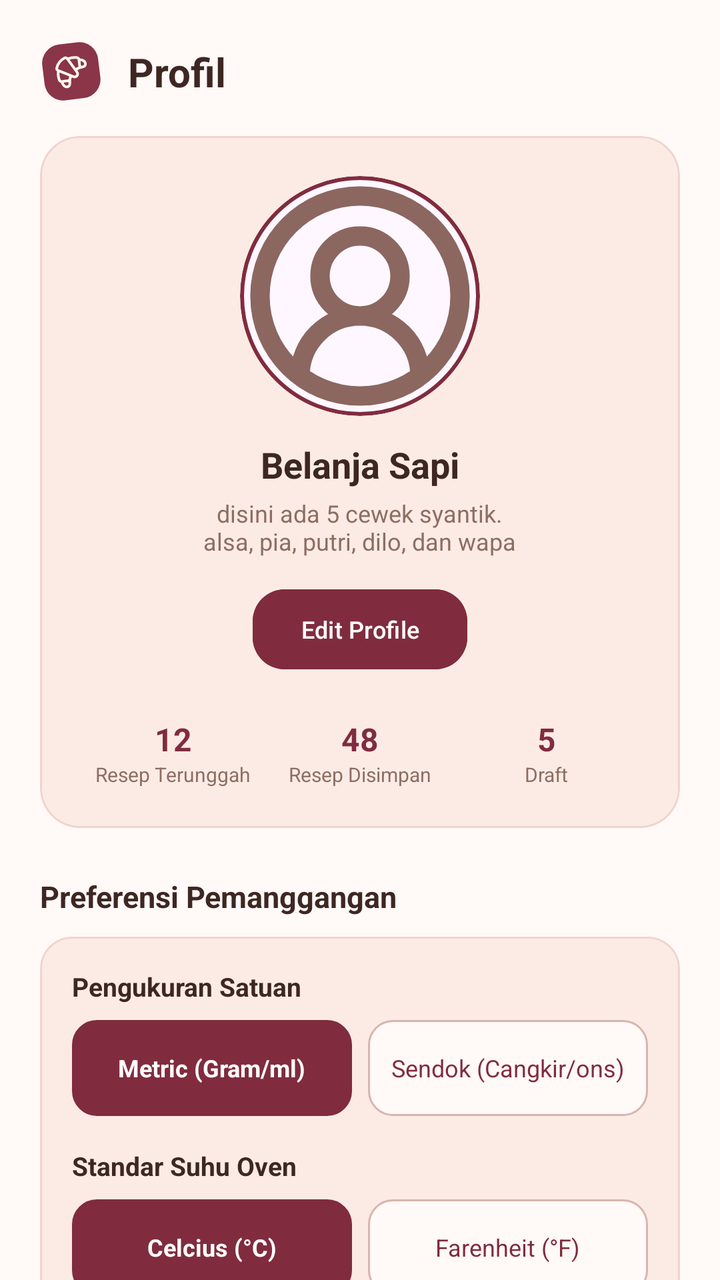
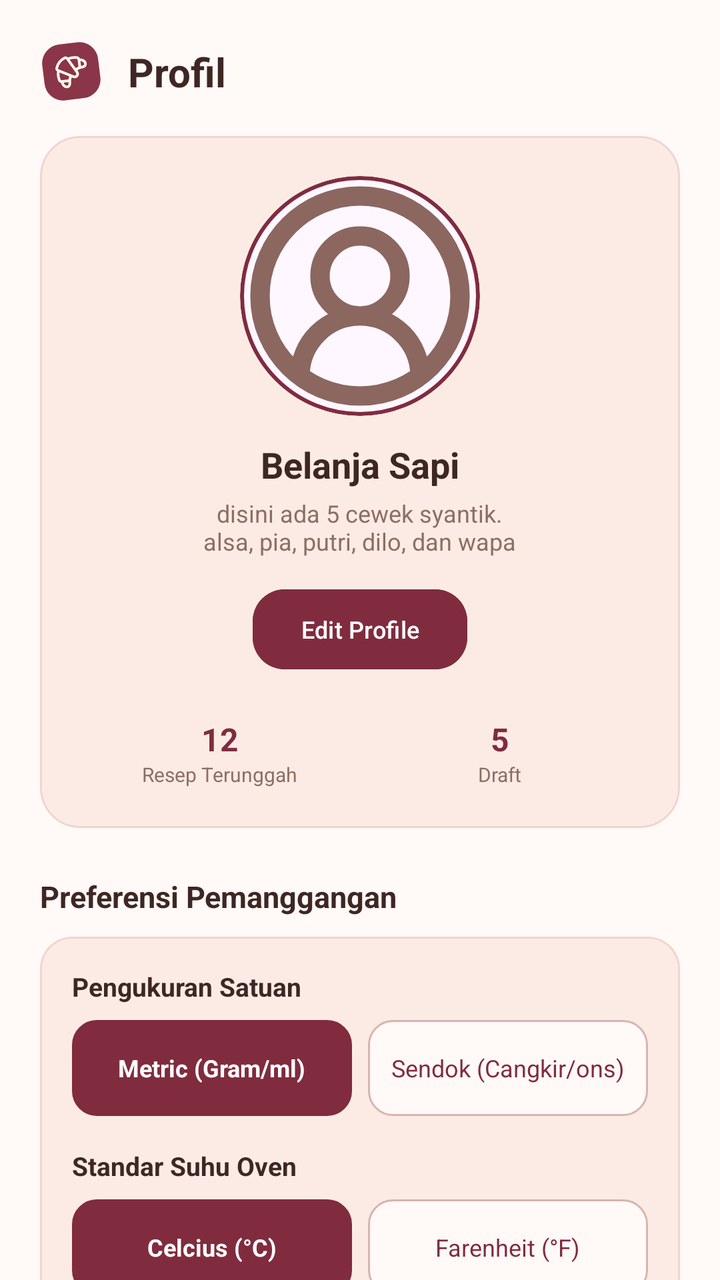

An Android layout rendered at two revisions. The XML below is the earlier revision; the diff shows what the commit changed to produce the second picture.
<!-- AndroidManifest.xml: application theme Theme.Bakerys -->
<!-- res/layout/fragment_profil.xml -->
<?xml version="1.0" encoding="utf-8"?>
<androidx.core.widget.NestedScrollView
    xmlns:android="http://schemas.android.com/apk/res/android"
    xmlns:app="http://schemas.android.com/apk/res-auto"
    android:layout_width="match_parent"
    android:layout_height="match_parent"
    android:background="#FFF9F8"
    android:fillViewport="true">

    <LinearLayout
        android:layout_width="match_parent"
        android:layout_height="wrap_content"
        android:orientation="vertical"
        android:padding="20dp"
        android:paddingBottom="40dp">

        
        <LinearLayout
            android:layout_width="match_parent"
            android:layout_height="wrap_content"
            android:gravity="center_vertical"
            android:layout_marginBottom="16dp">

            <ImageView
                android:layout_width="32dp"
                android:layout_height="32dp"
                android:src="@drawable/bakery_mark"
                android:contentDescription="Logo Bakerys" />

            <TextView
                android:layout_width="wrap_content"
                android:layout_height="wrap_content"
                android:layout_marginStart="12dp"
                android:text="Profil"
                android:textColor="#3E2723"
                android:textSize="20sp"
                android:textStyle="bold" />
        </LinearLayout>

        
        <com.google.android.material.card.MaterialCardView
            android:layout_width="match_parent"
            android:layout_height="wrap_content"
            app:cardBackgroundColor="#FCEBE5"
            app:cardCornerRadius="20dp"
            app:cardElevation="0dp"
            app:strokeColor="#EED5CE"
            app:strokeWidth="1dp">

            <LinearLayout
                android:layout_width="match_parent"
                android:layout_height="wrap_content"
                android:gravity="center_horizontal"
                android:orientation="vertical"
                android:padding="20dp">

                
                <com.google.android.material.card.MaterialCardView
                    android:layout_width="120dp"
                    android:layout_height="120dp"
                    android:layout_gravity="center"
                    app:cardCornerRadius="60dp"
                    app:cardElevation="0dp"
                    app:strokeColor="#802C3E"
                    app:strokeWidth="2dp">

                    <ImageView
                        android:id="@+id/ivFotoProfil"
                        android:layout_width="match_parent"
                        android:layout_height="match_parent"
                        android:scaleType="centerCrop"
                        android:src="@drawable/circle_user_round"
                        android:contentDescription="Foto Profil" />
                </com.google.android.material.card.MaterialCardView>

                
                <TextView
                    android:id="@+id/tvNamaUser"
                    android:layout_width="wrap_content"
                    android:layout_height="wrap_content"
                    android:layout_marginTop="12dp"
                    android:text="Belanja Sapi"
                    android:textColor="#3E2723"
                    android:textSize="18sp"
                    android:textStyle="bold" />

                
                <TextView
                    android:id="@+id/tvBioUser"
                    android:layout_width="wrap_content"
                    android:layout_height="wrap_content"
                    android:layout_marginTop="4dp"
                    android:gravity="center"
                    android:text="disini ada 5 cewek syantik.\nalsa, pia, putri, dilo, dan wapa"
                    android:textColor="#8D6E63"
                    android:textSize="12sp" />

                
                <com.google.android.material.button.MaterialButton
                    android:id="@+id/btnEditProfile"
                    android:layout_width="wrap_content"
                    android:layout_height="48dp"
                    android:layout_marginTop="12dp"
                    android:backgroundTint="#802C3E"
                    android:text="Edit Profile"
                    android:textAllCaps="false"
                    android:textSize="12sp"
                    app:cornerRadius="16dp" />

                
                <LinearLayout
                    android:layout_width="match_parent"
                    android:layout_height="wrap_content"
                    android:layout_marginTop="20dp"
                    android:gravity="center"
                    android:orientation="horizontal">

                    <LinearLayout
                        android:layout_width="0dp"
                        android:layout_height="wrap_content"
                        android:layout_weight="1"
                        android:gravity="center"
                        android:orientation="vertical">
                        <TextView android:id="@+id/tvJumlahTerunggah" android:text="12" android:textStyle="bold" android:textColor="#802C3E" android:textSize="16sp" android:layout_width="wrap_content" android:layout_height="wrap_content"/>
                        <TextView android:text="Resep Terunggah" android:textColor="#8D6E63" android:textSize="10sp" android:layout_width="wrap_content" android:layout_height="wrap_content"/>
                    </LinearLayout>

                    <LinearLayout
                        android:layout_width="0dp"
                        android:layout_height="wrap_content"
                        android:layout_weight="1"
                        android:gravity="center"
                        android:orientation="vertical">
                        <TextView android:id="@+id/tvJumlahDisimpan" android:text="48" android:textStyle="bold" android:textColor="#802C3E" android:textSize="16sp" android:layout_width="wrap_content" android:layout_height="wrap_content"/>
                        <TextView android:text="Resep Disimpan" android:textColor="#8D6E63" android:textSize="10sp" android:layout_width="wrap_content" android:layout_height="wrap_content"/>
                    </LinearLayout>

                    <LinearLayout
                        android:layout_width="0dp"
                        android:layout_height="wrap_content"
                        android:layout_weight="1"
                        android:gravity="center"
                        android:orientation="vertical">
                        <TextView android:id="@+id/tvJumlahDraft" android:text="5" android:textStyle="bold" android:textColor="#802C3E" android:textSize="16sp" android:layout_width="wrap_content" android:layout_height="wrap_content"/>
                        <TextView android:text="Draft" android:textColor="#8D6E63" android:textSize="10sp" android:layout_width="wrap_content" android:layout_height="wrap_content"/>
                    </LinearLayout>
                </LinearLayout>

            </LinearLayout>
        </com.google.android.material.card.MaterialCardView>

        
        <TextView
            android:layout_width="wrap_content"
            android:layout_height="wrap_content"
            android:layout_marginTop="24dp"
            android:layout_marginBottom="10dp"
            android:text="Preferensi Pemanggangan"
            android:textColor="#3E2723"
            android:textSize="15sp"
            android:textStyle="bold" />

        <com.google.android.material.card.MaterialCardView
            android:layout_width="match_parent"
            android:layout_height="wrap_content"
            app:cardBackgroundColor="#FCEBE5"
            app:cardCornerRadius="16dp"
            app:cardElevation="0dp"
            app:strokeColor="#EED5CE"
            app:strokeWidth="1dp">

            <LinearLayout
                android:layout_width="match_parent"
                android:layout_height="wrap_content"
                android:orientation="vertical"
                android:padding="16dp">

                
                <TextView
                    android:layout_width="wrap_content"
                    android:layout_height="wrap_content"
                    android:text="Pengukuran Satuan"
                    android:textColor="#3E2723"
                    android:textSize="13sp"
                    android:textStyle="bold" />

                <LinearLayout
                    android:layout_width="match_parent"
                    android:layout_height="wrap_content"
                    android:layout_marginTop="8dp"
                    android:orientation="horizontal">

                    
                    <LinearLayout
                        android:id="@+id/btnMetric"
                        android:layout_width="0dp"
                        android:layout_height="48dp"
                        android:layout_weight="1"
                        android:background="@drawable/bg_input_field"
                        android:backgroundTint="#802C3E"
                        android:clickable="true"
                        android:focusable="true"
                        android:gravity="center">
                        <TextView
                            android:id="@+id/tvMetric"
                            android:layout_width="wrap_content"
                            android:layout_height="wrap_content"
                            android:text="Metric (Gram/ml)"
                            android:textColor="#FFFFFF"
                            android:textSize="12sp"
                            android:textStyle="bold" />
                    </LinearLayout>

                    
                    <LinearLayout
                        android:id="@+id/btnImperial"
                        android:layout_width="0dp"
                        android:layout_height="48dp"
                        android:layout_weight="1"
                        android:layout_marginStart="8dp"
                        android:background="@drawable/bg_input_field"
                        android:clickable="true"
                        android:focusable="true"
                        android:gravity="center">
                        <TextView
                            android:id="@+id/tvImperial"
                            android:layout_width="wrap_content"
                            android:layout_height="wrap_content"
                            android:text="Sendok (Cangkir/ons)"
                            android:textColor="#802C3E"
                            android:textSize="12sp" />
                    </LinearLayout>
                </LinearLayout>

                
                <TextView
                    android:layout_width="wrap_content"
                    android:layout_height="wrap_content"
                    android:layout_marginTop="16dp"
                    android:text="Standar Suhu Oven"
                    android:textColor="#3E2723"
                    android:textSize="13sp"
                    android:textStyle="bold" />

                <LinearLayout
                    android:layout_width="match_parent"
                    android:layout_height="wrap_content"
                    android:layout_marginTop="8dp"
                    android:orientation="horizontal">

                    
                    <LinearLayout
                        android:id="@+id/btnCelcius"
                        android:layout_width="0dp"
                        android:layout_height="48dp"
                        android:layout_weight="1"
                        android:background="@drawable/bg_input_field"
                        android:backgroundTint="#802C3E"
                        android:clickable="true"
                        android:focusable="true"
                        android:gravity="center">
                        <TextView
                            android:id="@+id/tvCelcius"
                            android:layout_width="wrap_content"
                            android:layout_height="wrap_content"
                            android:text="Celcius (°C)"
                            android:textColor="#FFFFFF"
                            android:textSize="12sp"
                            android:textStyle="bold" />
                    </LinearLayout>

                    
                    <LinearLayout
                        android:id="@+id/btnFahrenheit"
                        android:layout_width="0dp"
                        android:layout_height="48dp"
                        android:layout_weight="1"
                        android:layout_marginStart="8dp"
                        android:background="@drawable/bg_input_field"
                        android:clickable="true"
                        android:focusable="true"
                        android:gravity="center">
                        <TextView
                            android:id="@+id/tvFahrenheit"
                            android:layout_width="wrap_content"
                            android:layout_height="wrap_content"
                            android:text="Farenheit (°F)"
                            android:textColor="#802C3E"
                            android:textSize="12sp" />
                    </LinearLayout>
                </LinearLayout>

            </LinearLayout>
        </com.google.android.material.card.MaterialCardView>

        
        <TextView
            android:layout_width="wrap_content"
            android:layout_height="wrap_content"
            android:layout_marginTop="24dp"
            android:layout_marginBottom="10dp"
            android:text="Alat &amp; Preferensi"
            android:textColor="#3E2723"
            android:textSize="15sp"
            android:textStyle="bold" />

        <com.google.android.material.card.MaterialCardView
            android:layout_width="match_parent"
            android:layout_height="wrap_content"
            app:cardBackgroundColor="#FCEBE5"
            app:cardCornerRadius="16dp"
            app:cardElevation="0dp"
            app:strokeColor="#EED5CE"
            app:strokeWidth="1dp">

            <LinearLayout
                android:layout_width="match_parent"
                android:layout_height="wrap_content"
                android:orientation="vertical"
                android:padding="16dp">

                
                <LinearLayout
                    android:id="@+id/btnResepDisimpan"
                    android:layout_width="match_parent"
                    android:layout_height="wrap_content"
                    android:clickable="true"
                    android:focusable="true"
                    android:gravity="center_vertical"
                    android:orientation="horizontal">

                    <TextView
                        android:layout_width="0dp"
                        android:layout_height="wrap_content"
                        android:layout_weight="1"
                        android:text="Resep Disimpan"
                        android:textColor="#3E2723"
                        android:textSize="14sp"
                        android:textStyle="bold" />

                    <ImageView
                        android:layout_width="20dp"
                        android:layout_height="48dp"
                        android:src="@android:drawable/ic_media_play"
                        app:tint="#3E2723" />
                </LinearLayout>

                <View
                    android:layout_width="match_parent"
                    android:layout_height="1dp"
                    android:layout_marginVertical="12dp"
                    android:background="#EED5CE" />

                
                <LinearLayout
                    android:id="@+id/btnDraftResep"
                    android:layout_width="match_parent"
                    android:layout_height="wrap_content"
                    android:clickable="true"
                    android:focusable="true"
                    android:gravity="center_vertical"
                    android:orientation="horizontal">

                    <TextView
                        android:layout_width="0dp"
                        android:layout_height="wrap_content"
                        android:layout_weight="1"
                        android:text="Draft"
                        android:textColor="#3E2723"
                        android:textSize="14sp"
                        android:textStyle="bold" />

                    <ImageView
                        android:layout_width="20dp"
                        android:layout_height="20dp"
                        android:src="@android:drawable/ic_media_play"
                        app:tint="#3E2723" />
                </LinearLayout>

                
                <View
                    android:layout_width="match_parent"
                    android:layout_height="1dp"
                    android:layout_marginVertical="12dp"
                    android:background="#EED5CE" />

                
                <LinearLayout
                    android:id="@+id/btnDisukai"
                    android:layout_width="match_parent"
                    android:layout_height="wrap_content"
                    android:clickable="true"
                    android:focusable="true"
                    android:gravity="center_vertical"
                    android:orientation="horizontal">

                    <TextView
                        android:layout_width="0dp"
                        android:layout_height="wrap_content"
                        android:layout_weight="1"
                        android:text="Disukai"
                        android:textColor="#3E2723"
                        android:textSize="14sp"
                        android:textStyle="bold" />

                    <ImageView
                        android:layout_width="20dp"
                        android:layout_height="20dp"
                        android:src="@android:drawable/ic_media_play"
                        app:tint="#3E2723" />
                </LinearLayout>

            </LinearLayout>
        </com.google.android.material.card.MaterialCardView>

        
        <com.google.android.material.button.MaterialButton
            android:id="@+id/btnLogout"
            android:layout_width="match_parent"
            android:layout_height="50dp"
            android:layout_marginTop="28dp"
            android:backgroundTint="#802C3E"
            android:text="Log Out"
            android:textAllCaps="false"
            app:cornerRadius="16dp" />

    </LinearLayout>
</androidx.core.widget.NestedScrollView>
<!-- resources referenced by this layout -->
<resources>
  <!-- drawable bakery_mark: vector/xml drawable (drawable, 2098 chars, omitted) -->
  <!-- drawable bg_input_field (drawable) -->
  <?xml version="1.0" encoding="utf-8"?>
  <shape xmlns:android="http://schemas.android.com/apk/res/android"
      android:shape="rectangle">
      <solid android:color="#FFF9F8" />
      <corners android:radius="12dp" />
      <stroke
          android:width="1dp"
          android:color="#D7B5AE" />
  </shape>
  <!-- drawable circle_user_round (drawable) -->
  <vector xmlns:android="http://schemas.android.com/apk/res/android"
      android:width="21dp"
      android:height="21dp"
      android:viewportWidth="21"
      android:viewportHeight="21">
    <path
        android:pathData="M15.75,17.5C15.75,16.108 15.197,14.773 14.213,13.788C13.228,12.803 11.892,12.25 10.5,12.25M10.5,12.25C9.107,12.25 7.772,12.803 6.787,13.788C5.803,14.773 5.25,16.108 5.25,17.5M10.5,12.25C12.433,12.25 14,10.683 14,8.75C14,6.817 12.433,5.25 10.5,5.25C8.567,5.25 7,6.817 7,8.75C7,10.683 8.567,12.25 10.5,12.25ZM19.251,10.5C19.251,15.333 15.333,19.251 10.5,19.251C5.667,19.251 1.749,15.333 1.749,10.5C1.749,5.667 5.667,1.749 10.5,1.749C15.333,1.749 19.251,5.667 19.251,10.5Z"
        android:strokeWidth="1.7"
        android:fillColor="#00000000"
        android:strokeColor="#8B6760"
        android:strokeLineCap="round"/>
  </vector>
  <style name="Theme.Bakerys" parent="Base.Theme.Bakerys" />
  <style name="Base.Theme.Bakerys" parent="Theme.Material3.DayNight.NoActionBar">
          
          
  
          
          <item name="android:statusBarColor">@android:color/transparent</item>
          <item name="android:navigationBarColor">@android:color/transparent</item>
          <item name="android:windowLightStatusBar">true</item>
      </style>
</resources>

<!-- the commit's change to res/layout/fragment_profil.xml (unified diff, before → after) -->
@@ -123,16 +123,6 @@
                         android:orientation="vertical">
                         <TextView android:id="@+id/tvJumlahTerunggah" android:text="12" android:textStyle="bold" android:textColor="#802C3E" android:textSize="16sp" android:layout_width="wrap_content" android:layout_height="wrap_content"/>
                         <TextView android:text="Resep Terunggah" android:textColor="#8D6E63" android:textSize="10sp" android:layout_width="wrap_content" android:layout_height="wrap_content"/>
-                    </LinearLayout>
-
-                    <LinearLayout
-                        android:layout_width="0dp"
-                        android:layout_height="wrap_content"
-                        android:layout_weight="1"
-                        android:gravity="center"
-                        android:orientation="vertical">
-                        <TextView android:id="@+id/tvJumlahDisimpan" android:text="48" android:textStyle="bold" android:textColor="#802C3E" android:textSize="16sp" android:layout_width="wrap_content" android:layout_height="wrap_content"/>
-                        <TextView android:text="Resep Disimpan" android:textColor="#8D6E63" android:textSize="10sp" android:layout_width="wrap_content" android:layout_height="wrap_content"/>
                     </LinearLayout>
 
                     <LinearLayout
@@ -321,38 +311,6 @@
 
                 
                 <LinearLayout
-                    android:id="@+id/btnResepDisimpan"
-                    android:layout_width="match_parent"
-                    android:layout_height="wrap_content"
-                    android:clickable="true"
-                    android:focusable="true"
-                    android:gravity="center_vertical"
-                    android:orientation="horizontal">
-
-                    <TextView
-                        android:layout_width="0dp"
-                        android:layout_height="wrap_content"
-                        android:layout_weight="1"
-                        android:text="Resep Disimpan"
-                        android:textColor="#3E2723"
-                        android:textSize="14sp"
-                        android:textStyle="bold" />
-
-                    <ImageView
-                        android:layout_width="20dp"
-                        android:layout_height="48dp"
-                        android:src="@android:drawable/ic_media_play"
-                        app:tint="#3E2723" />
-                </LinearLayout>
-
-                <View
-                    android:layout_width="match_parent"
-                    android:layout_height="1dp"
-                    android:layout_marginVertical="12dp"
-                    android:background="#EED5CE" />
-
-                
-                <LinearLayout
                     android:id="@+id/btnDraftResep"
                     android:layout_width="match_parent"
                     android:layout_height="wrap_content"
